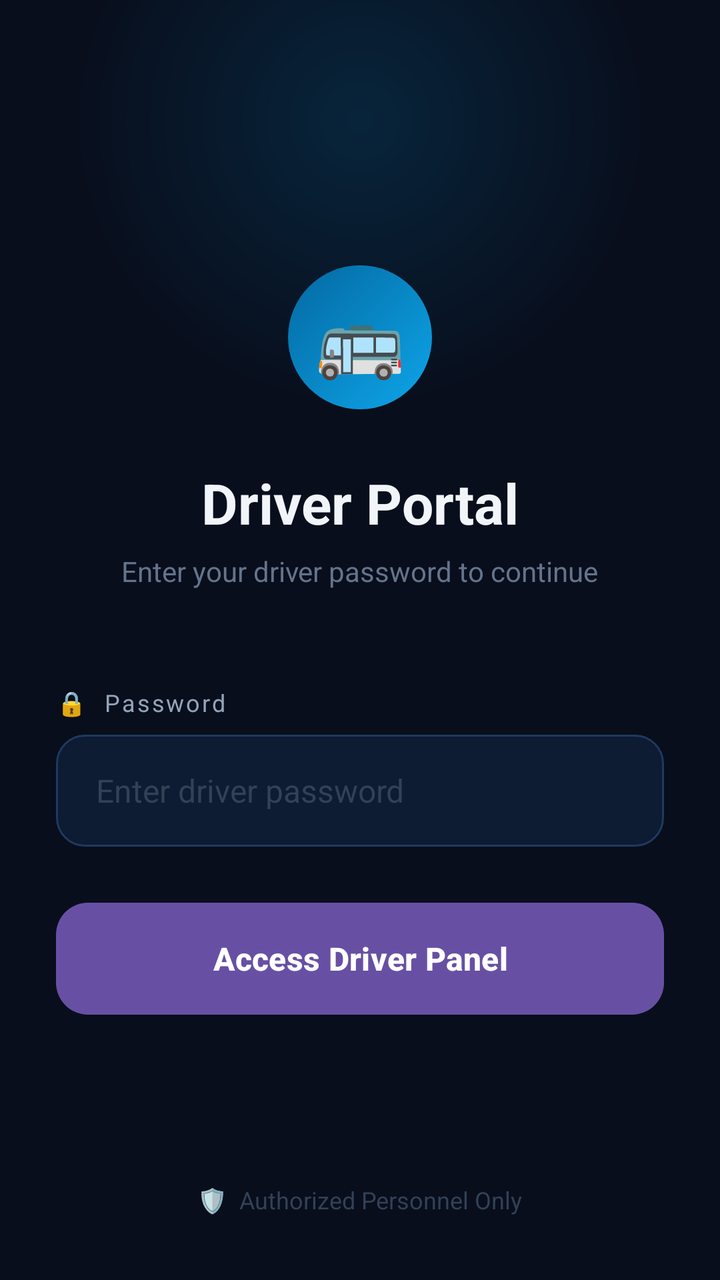
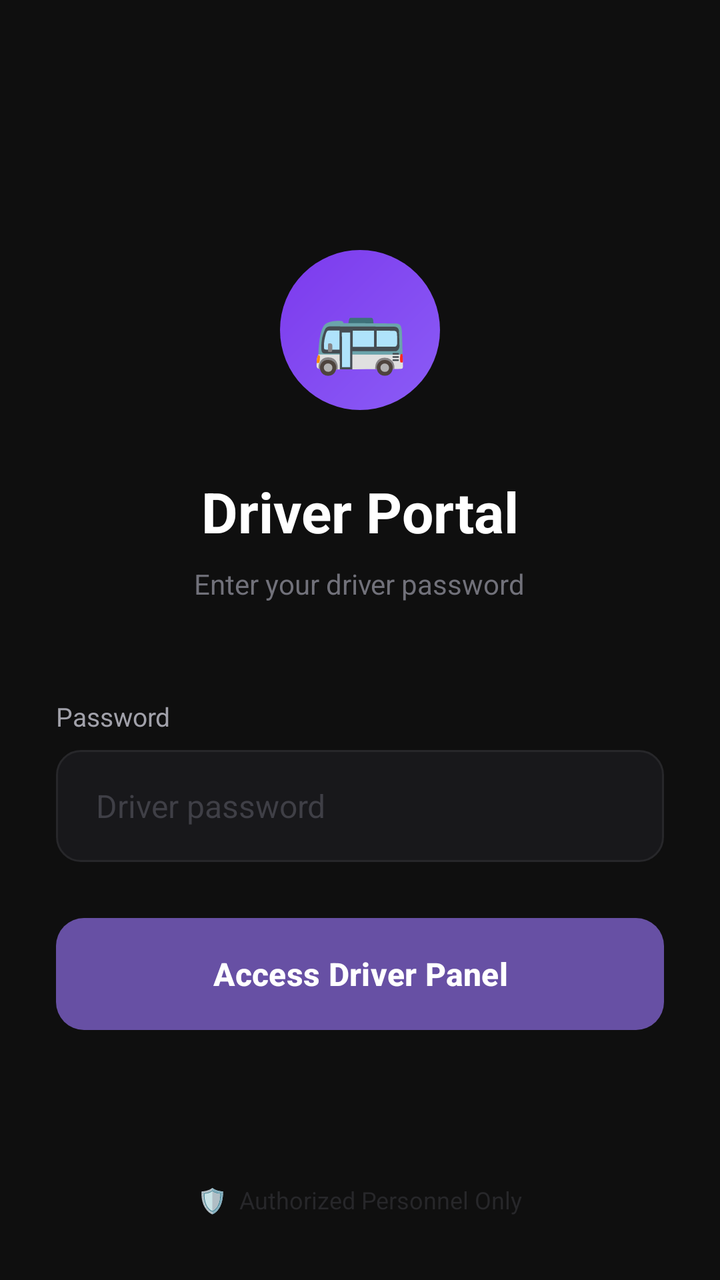

Screens rendered from an Android XML layout before and after an edit, with the pre-edit source and the edit as a unified diff.
<!-- AndroidManifest.xml: application theme Theme.AppCompat.Light.NoActionBar -->
<!-- res/layout/activity_driver_login.xml -->
<?xml version="1.0" encoding="utf-8"?>
<RelativeLayout xmlns:android="http://schemas.android.com/apk/res/android"
    android:layout_width="match_parent"
    android:layout_height="match_parent"
    android:background="#080E1C">

    
    <View
        android:layout_width="280dp"
        android:layout_height="280dp"
        android:layout_centerHorizontal="true"
        android:layout_marginTop="-80dp"
        android:background="@drawable/glow_circle"
        android:alpha="0.15"/>

    
    <LinearLayout
        android:layout_width="match_parent"
        android:layout_height="wrap_content"
        android:orientation="vertical"
        android:paddingStart="28dp"
        android:paddingEnd="28dp"
        android:layout_centerVertical="true"
        android:layout_marginBottom="60dp">

        
        <TextView
            android:layout_width="72dp"
            android:layout_height="72dp"
            android:text="🚌"
            android:textSize="36sp"
            android:gravity="center"
            android:background="@drawable/circle_blue"
            android:layout_gravity="center"
            android:layout_marginBottom="28dp"/>

        <TextView
            android:layout_width="wrap_content"
            android:layout_height="wrap_content"
            android:text="Driver Portal"
            android:textColor="#F1F5F9"
            android:textSize="28sp"
            android:textStyle="bold"
            android:layout_gravity="center"
            android:layout_marginBottom="6dp"/>

        <TextView
            android:layout_width="wrap_content"
            android:layout_height="wrap_content"
            android:text="Enter your driver password to continue"
            android:textColor="#64748B"
            android:textSize="14sp"
            android:gravity="center"
            android:layout_gravity="center"
            android:layout_marginBottom="48dp"/>

        
        <LinearLayout
            android:layout_width="match_parent"
            android:layout_height="wrap_content"
            android:orientation="horizontal"
            android:gravity="center_vertical"
            android:layout_marginBottom="8dp">

            <TextView
                android:layout_width="wrap_content"
                android:layout_height="wrap_content"
                android:text="🔒  Password"
                android:textColor="#94A3B8"
                android:textSize="12sp"
                android:letterSpacing="0.08"/>

        </LinearLayout>

        <EditText
            android:id="@+id/password"
            android:layout_width="match_parent"
            android:layout_height="56dp"
            android:hint="Enter driver password"
            android:textColorHint="#334155"
            android:textColor="#F1F5F9"
            android:textSize="16sp"
            android:background="@drawable/input_bg"
            android:paddingStart="20dp"
            android:paddingEnd="20dp"
            android:inputType="textPassword"
            android:layout_marginBottom="28dp"/>

        
        <ProgressBar
            android:id="@+id/progressBar"
            android:layout_width="wrap_content"
            android:layout_height="wrap_content"
            android:visibility="gone"
            android:layout_gravity="center"
            android:layout_marginBottom="16dp"/>

        <Button
            android:id="@+id/loginBtn"
            android:layout_width="match_parent"
            android:layout_height="56dp"
            android:text="Access Driver Panel"
            android:textColor="#FFFFFF"
            android:textSize="16sp"
            android:textStyle="bold"
            android:background="@drawable/btn_primary"
            android:stateListAnimator="@null"
            android:elevation="0dp"/>

    </LinearLayout>

    
    <TextView
        android:layout_width="wrap_content"
        android:layout_height="wrap_content"
        android:text="🛡️  Authorized Personnel Only"
        android:textColor="#334155"
        android:textSize="12sp"
        android:layout_alignParentBottom="true"
        android:layout_centerHorizontal="true"
        android:layout_marginBottom="32dp"/>

</RelativeLayout>
<!-- resources referenced by this layout -->
<resources>
  <!-- drawable btn_primary (drawable) -->
  <?xml version="1.0" encoding="utf-8"?>
  <shape xmlns:android="http://schemas.android.com/apk/res/android"
      android:shape="rectangle">
      <gradient
          android:startColor="#0EA5E9"
          android:endColor="#0284C7"
          android:angle="135"
          android:type="linear"/>
      <corners android:radius="16dp"/>
  </shape>
  <!-- drawable circle_blue (drawable) -->
  <?xml version="1.0" encoding="utf-8"?>
  <shape xmlns:android="http://schemas.android.com/apk/res/android"
      android:shape="oval">
      <gradient
          android:startColor="#0EA5E9"
          android:endColor="#0369A1"
          android:angle="135"/>
  </shape>
  <!-- drawable glow_circle (drawable) -->
  <?xml version="1.0" encoding="utf-8"?>
  <shape xmlns:android="http://schemas.android.com/apk/res/android"
      android:shape="oval">
      <gradient
          android:startColor="#0EA5E9"
          android:endColor="#00000000"
          android:gradientRadius="150dp"
          android:type="radial"/>
  </shape>
  <!-- drawable input_bg (drawable) -->
  <?xml version="1.0" encoding="utf-8"?>
  <shape xmlns:android="http://schemas.android.com/apk/res/android"
      android:shape="rectangle">
      <solid android:color="#0D1B33"/>
      <corners android:radius="14dp"/>
      <stroke android:width="1dp" android:color="#1E3A5F"/>
  </shape>
  <style name="Theme.AppCompat.Light.NoActionBar" parent="Base.Theme.AppCompat.Light.NoActionBar" />
  <style name="Base.Theme.AppCompat.Light.NoActionBar" parent="Theme.Material3.DayNight.NoActionBar">
          
          
      </style>
</resources>

<!-- the commit's change to res/layout/activity_driver_login.xml (unified diff, before → after) -->
@@ -2,18 +2,8 @@
 <RelativeLayout xmlns:android="http://schemas.android.com/apk/res/android"
     android:layout_width="match_parent"
     android:layout_height="match_parent"
-    android:background="#080E1C">
+    android:background="#0F0F0F">
 
-    
-    <View
-        android:layout_width="280dp"
-        android:layout_height="280dp"
-        android:layout_centerHorizontal="true"
-        android:layout_marginTop="-80dp"
-        android:background="@drawable/glow_circle"
-        android:alpha="0.15"/>
-
-    
     <LinearLayout
         android:layout_width="match_parent"
         android:layout_height="wrap_content"
@@ -21,64 +11,54 @@
         android:paddingStart="28dp"
         android:paddingEnd="28dp"
         android:layout_centerVertical="true"
-        android:layout_marginBottom="60dp">
+        android:layout_marginBottom="40dp">
 
         
         <TextView
-            android:layout_width="72dp"
-            android:layout_height="72dp"
+            android:layout_width="80dp"
+            android:layout_height="80dp"
             android:text="🚌"
-            android:textSize="36sp"
+            android:textSize="38sp"
             android:gravity="center"
-            android:background="@drawable/circle_blue"
+            android:background="@drawable/circle_violet"
             android:layout_gravity="center"
-            android:layout_marginBottom="28dp"/>
+            android:layout_marginBottom="32dp"/>
 
         <TextView
             android:layout_width="wrap_content"
             android:layout_height="wrap_content"
             android:text="Driver Portal"
-            android:textColor="#F1F5F9"
+            android:textColor="#FFFFFF"
             android:textSize="28sp"
             android:textStyle="bold"
             android:layout_gravity="center"
-            android:layout_marginBottom="6dp"/>
+            android:layout_marginBottom="8dp"/>
 
         <TextView
             android:layout_width="wrap_content"
             android:layout_height="wrap_content"
-            android:text="Enter your driver password to continue"
-            android:textColor="#64748B"
+            android:text="Enter your driver password"
+            android:textColor="#71717A"
             android:textSize="14sp"
             android:gravity="center"
             android:layout_gravity="center"
             android:layout_marginBottom="48dp"/>
 
-        
-        <LinearLayout
-            android:layout_width="match_parent"
+        <TextView
+            android:layout_width="wrap_content"
             android:layout_height="wrap_content"
-            android:orientation="horizontal"
-            android:gravity="center_vertical"
-            android:layout_marginBottom="8dp">
-
-            <TextView
-                android:layout_width="wrap_content"
-                android:layout_height="wrap_content"
-                android:text="🔒  Password"
-                android:textColor="#94A3B8"
-                android:textSize="12sp"
-                android:letterSpacing="0.08"/>
-
-        </LinearLayout>
+            android:text="Password"
+            android:textColor="#A1A1AA"
+            android:textSize="13sp"
+            android:layout_marginBottom="8dp"/>
 
         <EditText
             android:id="@+id/password"
             android:layout_width="match_parent"
             android:layout_height="56dp"
-            android:hint="Enter driver password"
-            android:textColorHint="#334155"
-            android:textColor="#F1F5F9"
+            android:hint="Driver password"
+            android:textColorHint="#3F3F46"
+            android:textColor="#FFFFFF"
             android:textSize="16sp"
             android:background="@drawable/input_bg"
             android:paddingStart="20dp"
@@ -109,12 +89,11 @@
 
     </LinearLayout>
 
-    
     <TextView
         android:layout_width="wrap_content"
         android:layout_height="wrap_content"
         android:text="🛡️  Authorized Personnel Only"
-        android:textColor="#334155"
+        android:textColor="#27272A"
         android:textSize="12sp"
         android:layout_alignParentBottom="true"
         android:layout_centerHorizontal="true"
<!-- resource entries referenced after the edit -->
@@ -5,38 +5,27 @@
   <shape xmlns:android="http://schemas.android.com/apk/res/android"
       android:shape="rectangle">
       <gradient
-          android:startColor="#0EA5E9"
-          android:endColor="#0284C7"
-          android:angle="135"
-          android:type="linear"/>
-      <corners android:radius="16dp"/>
+          android:startColor="#8B5CF6"
+          android:endColor="#7C3AED"
+          android:angle="135"/>
+      <corners android:radius="14dp"/>
   </shape>
-  <!-- drawable circle_blue (drawable) -->
+  <!-- drawable circle_violet (drawable) -->
   <?xml version="1.0" encoding="utf-8"?>
   <shape xmlns:android="http://schemas.android.com/apk/res/android"
       android:shape="oval">
       <gradient
-          android:startColor="#0EA5E9"
-          android:endColor="#0369A1"
+          android:startColor="#8B5CF6"
+          android:endColor="#7C3AED"
           android:angle="135"/>
-  </shape>
-  <!-- drawable glow_circle (drawable) -->
-  <?xml version="1.0" encoding="utf-8"?>
-  <shape xmlns:android="http://schemas.android.com/apk/res/android"
-      android:shape="oval">
-      <gradient
-          android:startColor="#0EA5E9"
-          android:endColor="#00000000"
-          android:gradientRadius="150dp"
-          android:type="radial"/>
   </shape>
   <!-- drawable input_bg (drawable) -->
   <?xml version="1.0" encoding="utf-8"?>
   <shape xmlns:android="http://schemas.android.com/apk/res/android"
       android:shape="rectangle">
-      <solid android:color="#0D1B33"/>
-      <corners android:radius="14dp"/>
-      <stroke android:width="1dp" android:color="#1E3A5F"/>
+      <solid android:color="#18181B"/>
+      <corners android:radius="12dp"/>
+      <stroke android:width="1dp" android:color="#27272A"/>
   </shape>
   <style name="Theme.AppCompat.Light.NoActionBar" parent="Base.Theme.AppCompat.Light.NoActionBar" />
   <style name="Base.Theme.AppCompat.Light.NoActionBar" parent="Theme.Material3.DayNight.NoActionBar">
